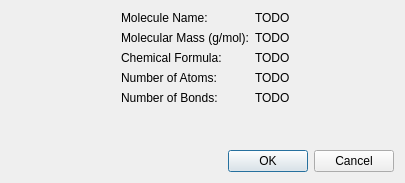
Before: the Qt Designer form avogadro/qtplugins/molecularproperties/molecularpropertiesdialog.ui in OpenChemistry/avogadrolibs, drawn with Qt 5.
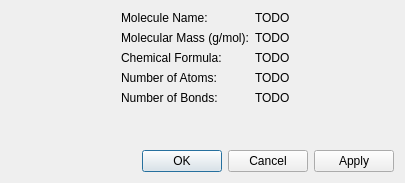
After: the same form once the commit is applied.

Commit message: Add a copy mechanism including button

What changed in the file:
```diff
--- a/avogadro/qtplugins/molecularproperties/molecularpropertiesdialog.ui
+++ b/avogadro/qtplugins/molecularproperties/molecularpropertiesdialog.ui
@@ -100,7 +100,7 @@
       <enum>Qt::Horizontal</enum>
      </property>
      <property name="standardButtons">
-      <set>QDialogButtonBox::Cancel|QDialogButtonBox::Ok</set>
+      <set>QDialogButtonBox::Apply|QDialogButtonBox::Cancel|QDialogButtonBox::Ok</set>
      </property>
     </widget>
    </item>
```
The commit also changes 2 other files.
